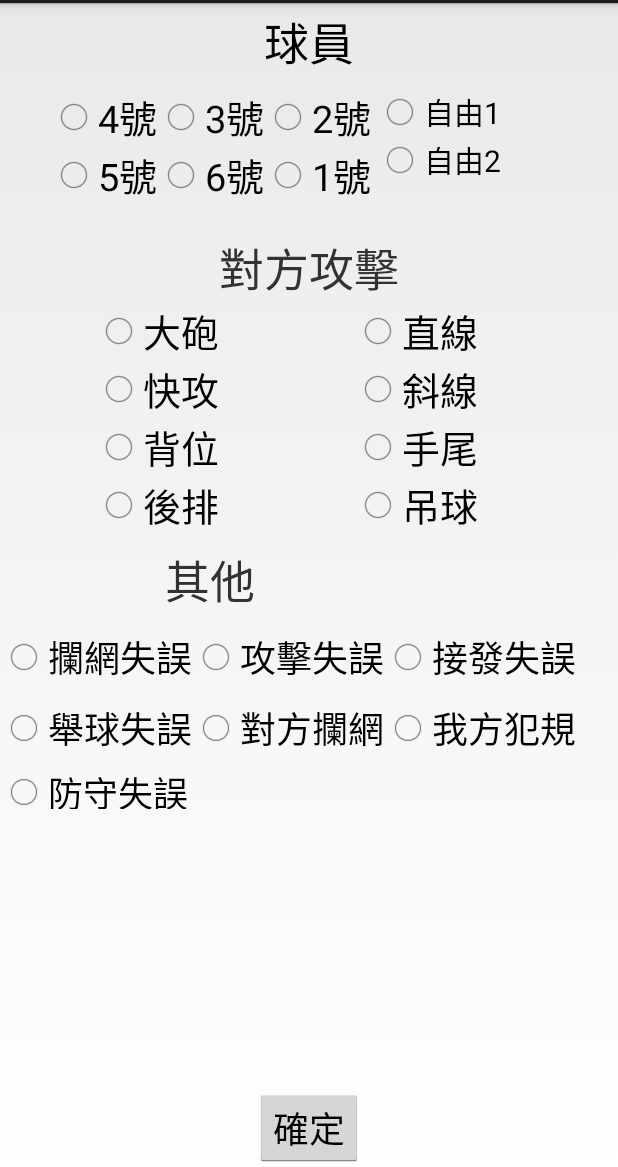
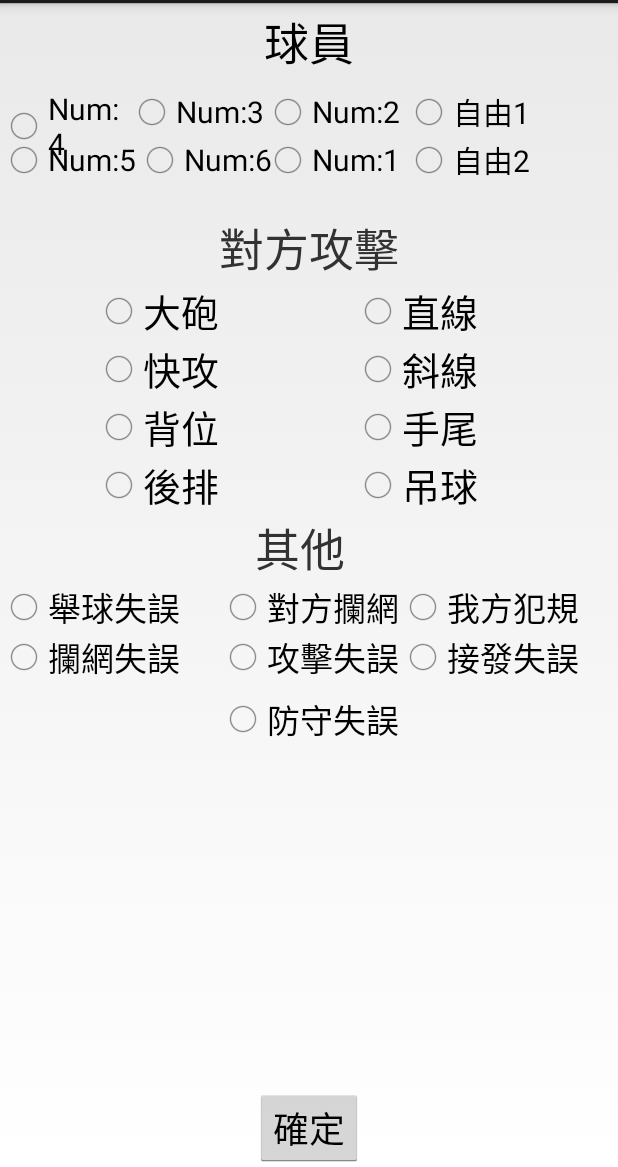
Before and after one commit to Jason52366/VolleyGameRecord, an Android app: the Record3 screen opened directly, with no data from a screen before it, on a phone screen of 412 x 824 dp, the part 69-1236 px from its top. Run offline under Robolectric (Android 15) with nearby library versions, the light colour scheme and no system bars.

Commit message:
player position switch

```diff
--- a/app/src/main/java/com/volleygamerecord/app/Record3.java
+++ b/app/src/main/java/com/volleygamerecord/app/Record3.java
@@ -5,8 +5,11 @@ import android.os.Bundle;
 import android.util.Log;
 import android.view.View;
 import android.widget.Button;
+import android.widget.CompoundButton;
 import android.widget.RadioButton;
 import android.widget.RadioGroup;
+
+import java.util.ArrayList;
 
 /**
  * Created by user on 2014/3/18.
@@ -16,6 +19,7 @@ public class Record3  extends Activity {
     String wayA ="未記錄";
     String wayB ="未記錄";
     String wayC = null;
+    String playerName = null;
     String losePointWay = null;
     RadioButton rdButtonA1 = null;
     RadioButton rdButtonA2 = null;
@@ -25,27 +29,43 @@ public class Record3  extends Activity {
     RadioButton rdButtonB2 = null;
     RadioButton rdButtonB3 = null;
     RadioButton rdButtonB4 = null;
-    RadioButton rdButtonOther1 = null;
-    RadioButton rdButtonOther2 = null;
-    RadioButton rdButtonOther3 = null;
-    RadioButton rdButtonOther4 = null;
-    RadioButton rdButtonOther5 = null;
-    RadioButton rdButtonOther6 = null;
-    RadioButton rdButtonOther7 = null;
+
+    ArrayList radioBtnGroupC =null;
+    RadioButton rdButtonC1 = null;
+    RadioButton rdButtonC2 = null;
+    RadioButton rdButtonC3 = null;
+    RadioButton rdButtonC4 = null;
+    RadioButton rdButtonC5 = null;
+    RadioButton rdButtonC6 = null;
+    RadioButton rdButtonC7 = null;
+
     RadioGroup radioGroup1 = null;
     RadioGroup radioGroup2 = null;
-    RadioGroup radioGroup3 = null;
+
+    ArrayList<RadioButton> rdBtnPlayerList = null;
+
+    RadioButton rdBtnPlayer1 = null;
+    RadioButton rdBtnPlayer2 = null;
+    RadioButton rdBtnPlayer3 = null;
+    RadioButton rdBtnPlayer4 = null;
+    RadioButton rdBtnPlayer5 = null;
+    RadioButton rdBtnPlayer6 = null;
 
     @Override
     protected void onCreate(Bundle savedInstanceState) {
     super.onCreate(savedInstanceState);
     setContentView(R.layout.activity_record3);
 
+        LoadRadioItems();
+        LoadPlayerPosition();
+        RadioGroupPlayers();
+
+
+
         Button btn_record3Confirm= (Button)findViewById(R.id.btn_record3Confirm);
         btn_record3Confirm.setOnClickListener(new Button.OnClickListener(){
             @Override
             public void onClick (View v){
-
                 if(wayC == null){
                     losePointWay = wayA+wayB;
                 }else{
@@ -58,32 +78,88 @@ public class Record3  extends Activity {
             }
         });
 
-        //radioGroup FindViewById區
+
+    }
+
+    private void LoadRadioItems (){
+        //---
         radioGroup1=(RadioGroup)findViewById(R.id.record3rdg1);
         rdButtonA1 =(RadioButton)findViewById(R.id.radioButton_record3a1);
         rdButtonA2 =(RadioButton)findViewById(R.id.radioButton_record3a2);
         rdButtonA3 =(RadioButton)findViewById(R.id.radioButton_record3a3);
         rdButtonA4 =(RadioButton)findViewById(R.id.radioButton_record3a4);
+        //---
         radioGroup2=(RadioGroup)findViewById(R.id.record3rdg2);
         rdButtonB1 =(RadioButton)findViewById(R.id.radioButton_record3b1);
         rdButtonB2 =(RadioButton)findViewById(R.id.radioButton_record3b2);
         rdButtonB3 =(RadioButton)findViewById(R.id.radioButton_record3b3);
         rdButtonB4 =(RadioButton)findViewById(R.id.radioButton_record3b4);
-        radioGroup3=(RadioGroup)findViewById(R.id.record3rdg3);
-            rdButtonOther1 =(RadioButton)findViewById(R.id.radioButton_record3c1);
-            rdButtonOther2 =(RadioButton)findViewById(R.id.radioButton_record3c2);
-//            rdButtonOther3 =(RadioButton)findViewById(R.id.radioButton_record3c3);
-//            rdButtonOther4 =(RadioButton)findViewById(R.id.radioButton_record3c4);
-//            rdButtonOther5 =(RadioButton)findViewById(R.id.radioButton_record3c5);
-//            rdButtonOther6 =(RadioButton)findViewById(R.id.radioButton_record3c6);
-//            rdButtonOther7 =(RadioButton)findViewById(R.id.radioButton_record3c7);
+        //---
+        rdButtonC1 =(RadioButton)findViewById(R.id.radioButton_record3c1);
+        rdButtonC2 =(RadioButton)findViewById(R.id.radioButton_record3c2);
+        rdButtonC3 =(RadioButton)findViewById(R.id.radioButton_record3c3);
+        rdButtonC4 =(RadioButton)findViewById(R.id.radioButton_record3c4);
+        rdButtonC5 =(RadioButton)findViewById(R.id.radioButton_record3c5);
+        rdButtonC6 =(RadioButton)findViewById(R.id.radioButton_record3c6);
+        rdButtonC7 =(RadioButton)findViewById(R.id.radioButton_record3c7);
+
         //---
         radioGroup1.setOnCheckedChangeListener(listenA);
         radioGroup2.setOnCheckedChangeListener(listenB);
-        radioGroup3.setOnCheckedChangeListener(listenOther);
+
+        //---
+
+        rdBtnPlayer1 = (RadioButton)findViewById(R.id.radioButton_record3player1);
+        rdBtnPlayer2 = (RadioButton)findViewById(R.id.radioButton_record3player2);
+        rdBtnPlayer3 = (RadioButton)findViewById(R.id.radioButton_record3player3);
+        rdBtnPlayer4 = (RadioButton)findViewById(R.id.radioButton_record3player4);
+        rdBtnPlayer5 = (RadioButton)findViewById(R.id.radioButton_record3player5);
+        rdBtnPlayer6 = (RadioButton)findViewById(R.id.radioButton_record3player6);
+        rdBtnPlayerList = new ArrayList<RadioButton>();
+
+        rdBtnPlayerList.add(rdBtnPlayer1);
+        rdBtnPlayerList.add(rdBtnPlayer2);
+        rdBtnPlayerList.add(rdBtnPlayer3);
+        rdBtnPlayerList.add(rdBtnPlayer4);
+        rdBtnPlayerList.add(rdBtnPlayer5);
+        rdBtnPlayerList.add(rdBtnPlayer6);
+
 
     }
 
+    private void LoadPlayerPosition(){
+        ArrayList playerList = DataCenter.getInstance().getPlayerArray();
+        rdBtnPlayer1.setText(playerList.get(0).toString());
+        rdBtnPlayer2.setText(playerList.get(1).toString());
+        rdBtnPlayer3.setText(playerList.get(2).toString());
+        rdBtnPlayer4.setText(playerList.get(3).toString());
+        rdBtnPlayer5.setText(playerList.get(4).toString());
+        rdBtnPlayer6.setText(playerList.get(5).toString());
+
+    }
+
+    //RadioGroup for Players
+    private void RadioGroupPlayers(){
+
+        for(RadioButton btn : rdBtnPlayerList)
+        {
+            btn.setOnCheckedChangeListener(rdBtnPlayerlistener);
+        }
+
+    }
+    CompoundButton.OnCheckedChangeListener rdBtnPlayerlistener = new CompoundButton.OnCheckedChangeListener() {
+        @Override
+        public void onCheckedChanged(CompoundButton buttonView, boolean isChecked) {
+            for(RadioButton btn : rdBtnPlayerList)
+            {
+                if(btn != buttonView)
+                {
+                    btn.setChecked(false);
+                }
+            }
+            playerName = buttonView.getText().toString();
+        }
+    };
 
     //radioGroup A區
     private RadioGroup.OnCheckedChangeListener listenA=new RadioGroup.OnCheckedChangeListener() {
@@ -93,19 +169,15 @@ public class Record3  extends Activity {
             switch (id) {
                 case R.id.radioButton_record3a1:
                     wayA = rdButtonA1.getText().toString();
-                    radioGroup3.check(-1);
                     break;
                 case R.id.radioButton_record3a2:
                     wayA = rdButtonA2.getText().toString();
-                    radioGroup3.check(-1);
                     break;
                 case R.id.radioButton_record3a3:
                     wayA = rdButtonA3.getText().toString();
-                    radioGroup3.check(-1);
                     break;
                 case R.id.radioButton_record3a4:
                     wayA = rdButtonA4.getText().toString();
-                    radioGroup3.check(-1);
                     break;
                 default:
                     wayA = "未記錄";
@@ -121,20 +193,16 @@ public class Record3  extends Activity {
             switch (id) {
                 case R.id.radioButton_record3b1:
                     wayB = rdButtonB1.getText().toString();
-                    radioGroup3.check(-1);
                     Log.d("wayB",wayB);
                     break;
                 case R.id.radioButton_record3b2:
                     wayB = rdButtonB2.getText().toString();
-                    radioGroup3.check(-1);
                     break;
                 case R.id.radioButton_record3b3:
                     wayB = rdButtonB3.getText().toString();
-                    radioGroup3.check(-1);
                     break;
                 case R.id.radioButton_record3b4:
                     wayB = rdButtonB4.getText().toString();
-                    radioGroup3.check(-1);
                     break;
                 default:
                     wayB = "未記錄";
@@ -144,50 +212,5 @@ public class Record3  extends Activity {
     };
 
     //radioGroup Other區
-    private RadioGroup.OnCheckedChangeListener listenOther=new RadioGroup.OnCheckedChangeListener() {
-        @Override
-        public void onCheckedChanged(RadioGroup group, int checkedId) {
-            int id= group.getCheckedRadioButtonId();
-            switch (id) {
-                case R.id.radioButton_record3c1:
-                    wayC = rdButtonOther1.getText().toString();
-                    radioGroup1.check(-1);
-                    radioGroup2.check(-1);
-                    break;
-                case R.id.radioButton_record3c2:
-                    wayC = rdButtonOther2.getText().toString();
-                    radioGroup1.check(-1);
-                    radioGroup2.check(-1);
-                    break;
-                case R.id.radioButton_record3c3:
-                    wayC = rdButtonOther3.getText().toString();
-                    radioGroup1.check(-1);
-                    radioGroup2.check(-1);
-                    break;
-//                case R.id.radioButton_record3c4:
-//                    wayC = rdButtonOther4.getText().toString();
-//                    radioGroup1.check(-1);
-//                    radioGroup2.check(-1);
-//                    break;
-//                case R.id.radioButton_record3c5:
-//                    wayC = rdButtonOther5.getText().toString();
-//                    radioGroup1.check(-1);
-//                    radioGroup2.check(-1);
-//                    break;
-//                case R.id.radioButton_record3c6:
-//                    wayC = rdButtonOther6.getText().toString();
-//                    radioGroup1.check(-1);
-//                    radioGroup2.check(-1);
-//                    break;
-//                case R.id.radioButton_record3c7:
-//                    wayC = rdButtonOther7.getText().toString();
-//                    radioGroup1.check(-1);
-//                    radioGroup2.check(-1);
-//                    break;
-                default:
-                    wayC = null;
-                    break;
+
 }
-        }
-    };
-}
--- a/app/src/main/res/layout/activity_record3.xml
+++ b/app/src/main/res/layout/activity_record3.xml
@@ -30,7 +30,7 @@
         android:text="3號"
         android:id="@+id/radioButton_record3player3"
         android:checked="false"
-        android:textSize="25dp"
+        android:textSize="20dp"
         android:layout_below="@+id/text_record3players"
         android:layout_toLeftOf="@+id/text_record3players"
         android:layout_marginTop="8dp" />
@@ -43,7 +43,7 @@
         android:layout_alignTop="@+id/radioButton_record3player3"
         android:layout_toLeftOf="@+id/radioButton_record3player3"
         android:checked="false"
-        android:textSize="25dp" />
+        android:textSize="20dp" />
 
     <RadioButton
         android:layout_width="wrap_content"
@@ -54,7 +54,7 @@
         android:layout_alignLeft="@+id/radioButton_record3player4"
         android:layout_alignStart="@+id/radioButton_record3player4"
         android:checked="false"
-        android:textSize="25dp" />
+        android:textSize="20dp" />
 
     <RadioButton
         android:layout_width="wrap_content"
@@ -64,7 +64,7 @@
         android:layout_alignTop="@+id/radioButton_record3player3"
         android:layout_toRightOf="@+id/radioButton_record3player3"
         android:checked="false"
-        android:textSize="25dp" />
+        android:textSize="20dp" />
 
     <RadioButton
         android:layout_width="wrap_content"
@@ -74,7 +74,7 @@
         android:layout_below="@+id/radioButton_record3player3"
         android:layout_toRightOf="@+id/radioButton_record3player5"
         android:checked="false"
-        android:textSize="25dp"
+        android:textSize="20dp"
         android:layout_marginRight="3dp" />
 
     <RadioButton
@@ -83,7 +83,7 @@
         android:text="1號"
         android:id="@+id/radioButton_record3player1"
         android:checked="false"
-        android:textSize="25dp"
+        android:textSize="20dp"
         android:layout_below="@+id/radioButton_record3player3"
         android:layout_toRightOf="@+id/radioButton_record3player3" />
 
@@ -197,136 +197,29 @@
     </RadioGroup>
 
 
-    <RadioGroup android:id="@+id/record3rdg3"
-        android:orientation="vertical"
-        android:layout_width="wrap_content"
-        android:layout_height="wrap_content"
-        android:gravity="top"
-        android:layout_above="@+id/btn_record3Confirm"
-        android:layout_below="@+id/textView_record3others">
-
-
-        <LinearLayout android:id="@+id/rdg3_1"
-            android:orientation="horizontal"
-            android:layout_width="wrap_content"
-            android:layout_height="wrap_content"
-            android:layout_alignTop="@+id/btn_record3Confirm"
-            android:layout_alignParentLeft="true"
-            android:layout_alignParentStart="true">
-
-
-    <RadioButton
-        android:layout_width="wrap_content"
-        android:layout_height="wrap_content"
-        android:text="攔網失誤"
-        android:id="@+id/radioButton_record3c1"
-        android:checked="false"
-        android:textSize="24dp"
-        android:layout_above="@+id/btn_record3Confirm"
-        android:layout_alignLeft="@+id/radioButton_record3player5"
-        android:layout_alignStart="@+id/radioButton_record3player5" />
-
-            <RadioButton
-            android:layout_width="wrap_content"
-            android:layout_height="wrap_content"
-            android:text="攻擊失誤"
-            android:id="@+id/radioButton_record3c3"
-            android:checked="false"
-            android:textSize="24dp" />
-
-            <RadioButton
-                android:layout_width="wrap_content"
-                android:layout_height="58dp"
-                android:text="接發失誤"
-                android:id="@+id/radioButton_record3c2"
-                android:checked="false"
-                android:textSize="24dp"
-                android:layout_above="@+id/btn_record3Confirm"
-                android:layout_alignLeft="@+id/radioButton_record3player5"
-                android:layout_alignStart="@+id/radioButton_record3player5" />
-
-        </LinearLayout>
-
-        <LinearLayout android:id="@+id/rdg3_2"
-            android:orientation="horizontal"
-            android:layout_width="443dp"
-            android:layout_height="wrap_content"
-            android:layout_below="@+id/textView_record3others"
-            android:layout_alignParentLeft="true"
-            android:layout_alignParentStart="true"
-            android:layout_alignParentRight="true"
-            android:layout_alignParentEnd="true">
-
-        <RadioButton
-        android:layout_width="wrap_content"
-        android:layout_height="wrap_content"
-        android:text="舉球失誤"
-        android:id="@+id/radioButton_record3c1"
-        android:layout_below="@+id/record3rdg3"
-        android:layout_toRightOf="@+id/radioButton_record3c3"
-        android:checked="false"
-        android:textSize="24dp" />
-
-    <RadioButton
-        android:layout_width="wrap_content"
-        android:layout_height="wrap_content"
-        android:text="對方攔網"
-        android:id="@+id/radioButton_record3c2"
-        android:layout_below="@+id/record3rdg3"
-        android:layout_toRightOf="@+id/radioButton_record3c1"
-        android:checked="false"
-        android:textSize="24dp" />
-
-            <RadioButton
-                android:layout_width="wrap_content"
-                android:layout_height="wrap_content"
-                android:text="我方犯規"
-                android:id="@+id/radioButton_record3c3"
-                android:checked="false"
-                android:textSize="24dp"
-                android:layout_below="@+id/record3rdg3"
-                android:layout_toLeftOf="@+id/textView_record3opponentattack" />
-        </LinearLayout>
-
-        <LinearLayout android:id="@+id/rdg3_3"
-            android:orientation="horizontal"
-            android:layout_width="357dp"
-            android:layout_height="36dp"
-            android:weightSum="1"
-            android:layout_below="@+id/rdg3_2"
-            android:layout_above="@+id/btn_record3Confirm"
-            android:layout_alignRight="@+id/record3rdg2"
-            android:layout_alignEnd="@+id/record3rdg2"
-            android:layout_gravity="bottom">
-
-            <RadioButton
-            android:layout_width="50dp"
-            android:layout_height="50dp"
-            android:text="防守失誤"
-            android:id="@+id/radioButton_record3c7"
-                android:checked="false"
-            android:textSize="23dp"
-                android:layout_weight="0.31"
-                android:layout_below="@+id/rdg3_2"
-                android:layout_alignLeft="@+id/rdg3_2"
-                android:layout_alignStart="@+id/rdg3_2"
-                android:layout_alignRight="@+id/rdg3_3"
-                android:layout_alignEnd="@+id/rdg3_3" />
-        </LinearLayout>
-
-    </RadioGroup>
-
     <TextView
         android:layout_width="wrap_content"
         android:layout_height="wrap_content"
         android:text="其他"
         android:id="@+id/textView_record3others"
         android:textSize="30dp"
-        android:layout_below="@+id/record3rdg1"
-        android:layout_alignLeft="@+id/radioButton_record3player6"
-        android:layout_alignStart="@+id/radioButton_record3player6"
-        android:layout_marginLeft="5dp"
-        android:layout_marginTop="8dp" />
+        android:layout_below="@+id/record3rdg2"
+        android:layout_alignLeft="@+id/btn_record3Confirm"
+        android:layout_alignStart="@+id/btn_record3Confirm" />
+
+    <RadioButton
+    android:layout_width="50dp"
+    android:layout_height="50dp"
+    android:text="防守失誤"
+    android:id="@+id/radioButton_record3c7"
+        android:checked="false"
+    android:textSize="22dp"
+        android:layout_weight="0.31"
+        android:layout_below="@+id/radioButton_record3c2"
+        android:layout_alignRight="@+id/textView_record3opponentattack"
+        android:layout_alignEnd="@+id/textView_record3opponentattack"
+        android:layout_alignLeft="@+id/textView_record3opponentattack"
+        android:layout_alignStart="@+id/textView_record3opponentattack" />
 
     <RadioButton
         android:layout_width="wrap_content"
@@ -350,4 +243,71 @@
         android:textSize="20dp"
         android:layout_marginLeft="3dp" />
 
+    <RadioButton
+             android:layout_width="wrap_content"
+             android:layout_height="wrap_content"
+             android:text="攻擊失誤"
+             android:id="@+id/radioButton_record3c2"
+             android:checked="false"
+             android:textSize="22dp"
+        android:layout_alignTop="@+id/radioButton_record3c1"
+        android:layout_alignLeft="@+id/radioButton_record3c7"
+        android:layout_alignStart="@+id/radioButton_record3c7" />
+
+    <RadioButton
+             android:layout_width="wrap_content"
+             android:layout_height="58dp"
+             android:text="接發失誤"
+             android:id="@+id/radioButton_record3c3"
+             android:checked="false"
+             android:textSize="22dp"
+        android:layout_below="@+id/radioButton_record3c5"
+        android:layout_toRightOf="@+id/radioButton_record3c2"
+        android:layout_above="@+id/radioButton_record3c7" />
+
+<RadioButton
+         android:layout_width="wrap_content"
+         android:layout_height="wrap_content"
+         android:text="攔網失誤"
+         android:id="@+id/radioButton_record3c1"
+         android:checked="false"
+         android:textSize="22dp"
+        android:layout_below="@+id/radioButton_record3c5"
+        android:layout_alignParentLeft="true"
+        android:layout_alignParentStart="true" />
+
+    <RadioButton
+        android:layout_width="wrap_content"
+        android:layout_height="wrap_content"
+        android:text="對方攔網"
+        android:id="@+id/radioButton_record3c5"
+        android:checked="false"
+        android:textSize="22dp"
+        android:layout_alignRight="@+id/radioButton_record3c7"
+        android:layout_alignEnd="@+id/radioButton_record3c7"
+        android:layout_below="@+id/textView_record3others"
+        android:layout_alignLeft="@+id/radioButton_record3c2"
+        android:layout_alignStart="@+id/radioButton_record3c2" />
+
+    <RadioButton
+            android:layout_width="wrap_content"
+            android:layout_height="wrap_content"
+            android:text="我方犯規"
+            android:id="@+id/radioButton_record3c6"
+            android:checked="false"
+            android:textSize="22dp"
+        android:layout_toRightOf="@+id/radioButton_record3c5"
+        android:layout_below="@+id/textView_record3others" />
+
+    <RadioButton
+    android:layout_width="wrap_content"
+    android:layout_height="wrap_content"
+    android:text="舉球失誤"
+    android:id="@+id/radioButton_record3c4"
+        android:checked="false"
+    android:textSize="22dp"
+        android:layout_alignParentLeft="true"
+        android:layout_alignParentStart="true"
+        android:layout_below="@+id/textView_record3others" />
+
 </RelativeLayout>
```
Also changed, not shown: app/src/main/java/com/volleygamerecord/app/DataCenter.java (+10 -12 lines), app/src/main/java/com/volleygamerecord/app/GameStart2.java (+6 -2 lines), app/src/main/java/com/volleygamerecord/app/Record1.java (+63 -8 lines), app/src/main/java/com/volleygamerecord/app/Record2.java (+52 -77 lines). Lines whose indentation alone changed are shown as unchanged.
